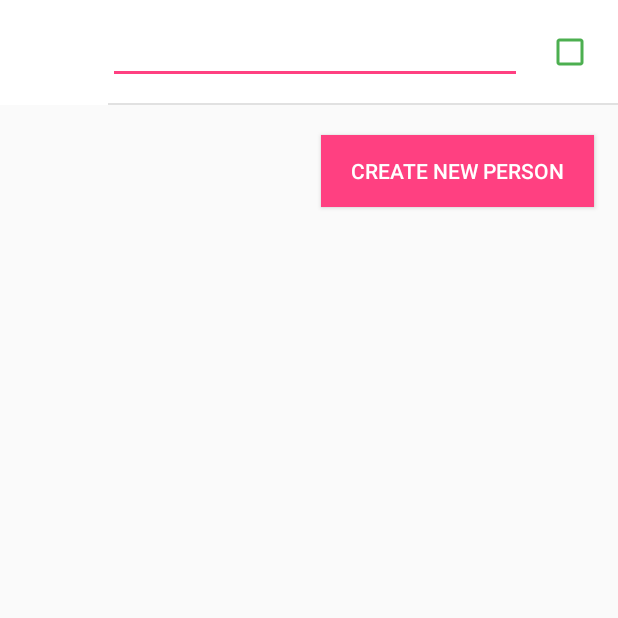
After one commit to akademiya/BestFriend, an Android app: the CreatePersonView screen opened directly, with no data from a screen before it, on a phone screen of 412 x 824 dp, the top half of it. The commit adds this screen. Run offline under Robolectric (Android 15) with nearby library versions, the phone set to English and light mode, and no system bars; our stand-ins replace Room's generated code.

Commit message:
add new person to list kido

```diff
--- a/app/build.gradle
+++ b/app/build.gradle
@@ -40,4 +40,7 @@ dependencies {
     implementation 'com.android.support:cardview-v7:27.1.0'
     androidTestCompile "com.android.support:recyclerview-v7:27.1.0"
     androidTestCompile "com.android.support:support-annotations:27.1.0"
+
+    compile 'android.arch.persistence.room:runtime:1.1.0-beta1'
+    annotationProcessor 'android.arch.persistence.room:compiler:1.1.0-beta1'
 }
--- a/app/src/main/AndroidManifest.xml
+++ b/app/src/main/AndroidManifest.xml
@@ -2,6 +2,7 @@
 <manifest xmlns:android="http://schemas.android.com/apk/res/android"
     package="com.example.user.bestfriends">
     <uses-permission android:name="android.permission.CALL_PHONE" />
+    <uses-permission android:name="android.permission.INTERNET"/>
 
     <application
         android:allowBackup="true"
@@ -28,6 +29,7 @@
         <activity android:name=".video.VideoView"/>
         <activity android:name=".contacts.ContactsView"/>
         <activity android:name=".settings.SettingsView"/>
+        <activity android:name=".list_kido.CreatePersonView"/>
         <activity android:name=".MainView"/>
 
     </application>
--- /dev/null
+++ b/app/src/main/java/com/example/user/bestfriends/list_kido/CreatePersonView.java
@@ -0,0 +1,41 @@
+package com.example.user.bestfriends.list_kido;
+
+import android.arch.persistence.room.Room;
+import android.content.Intent;
+import android.os.Bundle;
+import android.support.v7.app.AppCompatActivity;
+import android.widget.Button;
+import android.widget.EditText;
+import android.widget.ImageView;
+
+import com.example.user.bestfriends.R;
+import com.example.user.bestfriends.list_kido.data.AppDatabase;
+
+public class CreatePersonView extends AppCompatActivity {
+
+    ImageView createPersonPhoto;
+    EditText createPersonName;
+    Button create_button;
+
+    @Override
+    protected void onCreate(Bundle savedInstanceState) {
+        super.onCreate(savedInstanceState);
+        setContentView(R.layout.item_edit_list_kido);
+
+        createPersonPhoto = findViewById(R.id.create_person_photo);
+        createPersonName = findViewById(R.id.create_person_name);
+        create_button = findViewById(R.id.create_button);
+
+        final AppDatabase db = Room.databaseBuilder(getApplicationContext(), AppDatabase.class, "production")
+                .allowMainThreadQueries()
+                .build();
+
+        create_button.setOnClickListener(v -> {
+            Person person = new Person(
+                    createPersonPhoto.getImageAlpha(),
+                    createPersonName.getText().toString());
+            db.userDao().insertAll(new Person(R.drawable.ic_person, createPersonName.getText().toString()));
+            startActivity(new Intent(this, ListKidoView.class));
+        });
+    }
+}
--- /dev/null
+++ b/app/src/main/java/com/example/user/bestfriends/list_kido/data/AppDatabase.java
@@ -0,0 +1,31 @@
+package com.example.user.bestfriends.list_kido.data;
+
+import android.arch.persistence.room.Database;
+import android.arch.persistence.room.RoomDatabase;
+
+import com.example.user.bestfriends.list_kido.Person;
+
+@Database(entities = {Person.class}, version = 1)
+public abstract class AppDatabase extends RoomDatabase {
+
+//    private static AppDatabase INSTANCE;
+//
+//    public static AppDatabase getInstance(Context context) {
+//        if (INSTANCE == null) {
+//            INSTANCE = Room.databaseBuilder(
+//                    context.getApplicationContext(),
+//                    AppDatabase.class,
+//                    "BlogPostsDatabase")
+//                    .build();
+//        }
+//
+//        return INSTANCE;
+//    }
+//
+//    public static void destroyInstance() {
+//        INSTANCE = null;
+//    }
+
+    public abstract UserDao userDao();
+
+}
--- /dev/null
+++ b/app/src/main/java/com/example/user/bestfriends/list_kido/data/UserDao.java
@@ -0,0 +1,26 @@
+package com.example.user.bestfriends.list_kido.data;
+
+import android.arch.persistence.room.Dao;
+import android.arch.persistence.room.Delete;
+import android.arch.persistence.room.Insert;
+import android.arch.persistence.room.Query;
+
+import com.example.user.bestfriends.list_kido.Person;
+
+import java.util.List;
+
+@Dao
+public interface UserDao {
+    @Query( "SELECT * FROM Person" )
+    List<Person> getAllUsers();
+
+    @Query("SELECT * FROM Person WHERE personID = :id")
+    List<Person> getPersonByID(long id);
+
+    @Insert
+    void insertAll(Person persons);
+
+    @Delete
+    void deletePerson(Person persons);
+
+}
--- a/app/src/main/java/com/example/user/bestfriends/video/VideoView.java
+++ b/app/src/main/java/com/example/user/bestfriends/video/VideoView.java
@@ -7,10 +7,12 @@ import android.os.Bundle;
 import android.support.v7.widget.Toolbar;
 import android.view.Menu;
 import android.view.MenuItem;
+import android.webkit.WebSettings;
+import android.webkit.WebView;
+import android.webkit.WebViewClient;
 
 import com.example.user.bestfriends.BaseActivity;
 import com.example.user.bestfriends.R;
-import com.example.user.bestfriends.books.BooksView;
 import com.example.user.bestfriends.settings.SettingsView;
 
 public class VideoView extends BaseActivity {
--- /dev/null
+++ b/app/src/main/res/layout/item_edit_list_kido.xml
@@ -0,0 +1,65 @@
+<?xml version="1.0" encoding="utf-8"?>
+
+<LinearLayout xmlns:android="http://schemas.android.com/apk/res/android"
+    xmlns:tools="http://schemas.android.com/tools"
+    android:layout_width="match_parent"
+    android:layout_height="match_parent"
+    android:orientation="vertical">
+
+    <RelativeLayout
+        android:id="@+id/listKidoView"
+        android:layout_width="match_parent"
+        android:layout_height="70dp"
+        android:background="@color/white"
+        android:foreground="?android:selectableItemBackground">
+
+        <ImageView
+            android:id="@+id/create_person_photo"
+            android:layout_width="@dimen/img_people_parameter"
+            android:layout_height="@dimen/img_people_parameter"
+            android:layout_centerVertical="true"
+            android:layout_marginStart="@dimen/edge_margins"
+            tools:src="@drawable/ic_person" />
+
+        <EditText
+            android:id="@+id/create_person_name"
+            style="@style/TextStyle_Body2_Primary_Dark"
+            android:layout_width="match_parent"
+            android:layout_height="wrap_content"
+            android:layout_centerVertical="true"
+            android:layout_marginEnd="@dimen/edge_margins"
+            android:layout_marginStart="@dimen/toolbar_title_margin"
+            android:layout_toStartOf="@+id/check_people"
+            android:ellipsize="end"
+            android:maxLines="1"
+            tools:hint="Остап Бендер" />
+
+        <CheckBox
+            android:id="@+id/check_people"
+            android:layout_width="wrap_content"
+            android:layout_height="wrap_content"
+            android:layout_alignParentEnd="true"
+            android:layout_centerVertical="true"
+            android:layout_marginEnd="@dimen/edge_margins"
+            android:buttonTint="@color/primary" />
+
+        <View
+            style="@style/AppTheme.HorizontalViewDivider"
+            android:layout_alignParentBottom="true"
+            android:layout_marginStart="@dimen/toolbar_title_margin" />
+
+    </RelativeLayout>
+
+    <Button
+        android:id="@+id/create_button"
+        android:layout_width="wrap_content"
+        android:layout_height="wrap_content"
+        android:layout_gravity="end"
+        android:layout_marginEnd="@dimen/parent_margin"
+        android:layout_marginTop="20dp"
+        android:background="@color/colorAccent"
+        android:paddingEnd="20dp"
+        android:paddingStart="20dp"
+        android:text="Create new person"
+        android:textColor="@color/white" />
+</LinearLayout>
--- a/app/src/main/res/layout/item_list_kido.xml
+++ b/app/src/main/res/layout/item_list_kido.xml
@@ -2,7 +2,7 @@
 
 <RelativeLayout xmlns:android="http://schemas.android.com/apk/res/android"
     xmlns:tools="http://schemas.android.com/tools"
-    android:id="@+id/listKidoView"
+    android:id="@+id/listView"
     android:layout_width="match_parent"
     android:layout_height="@dimen/item_kido_container"
     android:background="@color/white"
--- a/app/src/main/res/layout/view_list_kido.xml
+++ b/app/src/main/res/layout/view_list_kido.xml
@@ -89,6 +89,8 @@
 
         <android.support.design.widget.FloatingActionButton
             android:id="@+id/fab"
+            android:clickable="true"
+            android:focusable="true"
             android:layout_width="wrap_content"
             android:layout_height="wrap_content"
             android:layout_gravity="bottom|end"
--- a/build.gradle
+++ b/build.gradle
@@ -19,6 +19,7 @@ allprojects {
     repositories {
         google()
         jcenter()
+        maven{ url'https://maven.google.com'}
     }
 }
 
```
Also changed, not shown: app/src/main/java/com/example/user/bestfriends/BaseActivity.java (+10 -1 lines), app/src/main/java/com/example/user/bestfriends/list_kido/ListKidoView.java (+67 -29 lines), app/src/main/java/com/example/user/bestfriends/list_kido/Person.java (added, +47 -0 lines), app/src/main/java/com/example/user/bestfriends/list_kido/PersonAdapter.java (added, +74 -0 lines), app/src/main/res/layout/view_video.xml (+12 -6 lines).
